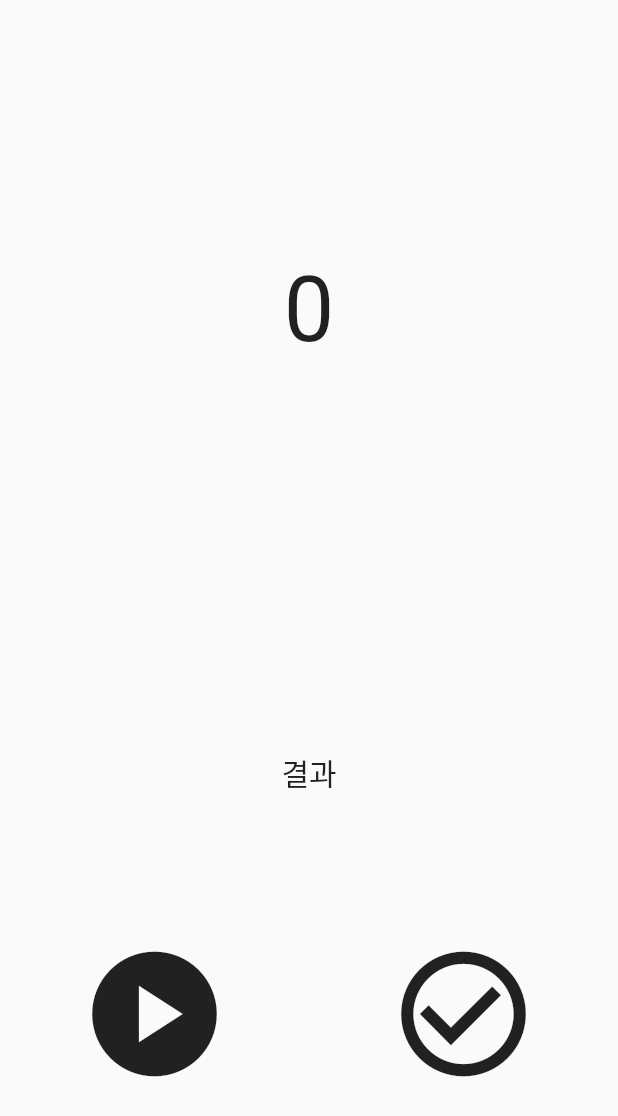
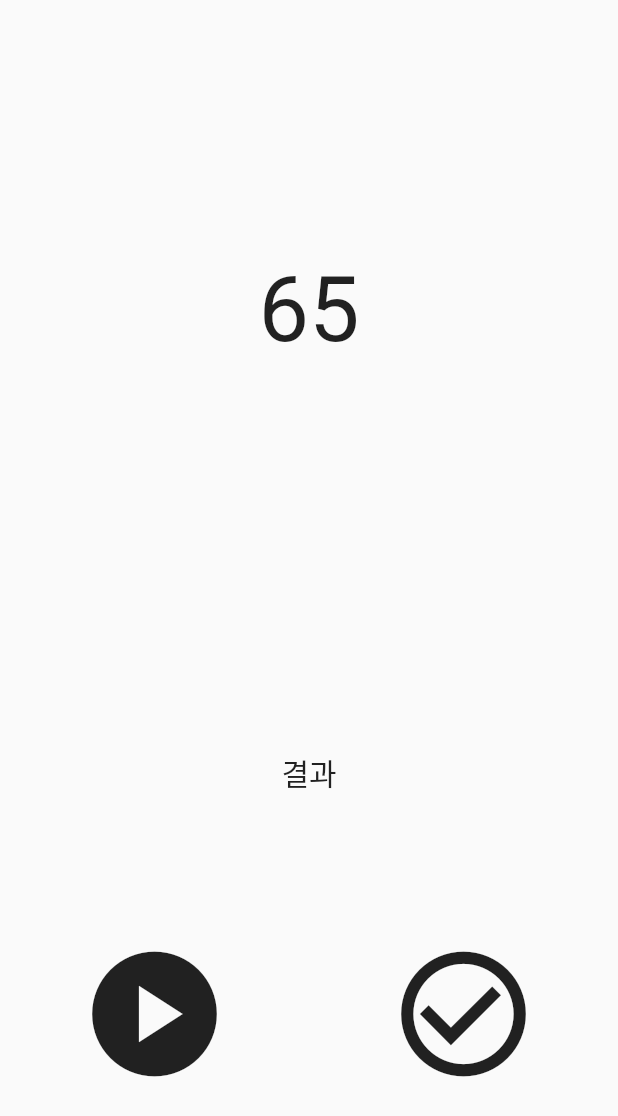
Before and after one commit to hwan81/flutter_application_dice_as, a Flutter app: the screen it shows after launch, after a tap on the "play circle" icon, on a phone screen of 412 x 824 dp. Shown: the top 1116 px of the screen. Run offline on Flutter 3.47's test engine with Material 2 defaults, Android fonts, the phone set to English and light mode, and no system bars.

Commit message:
modify start

```diff
--- a/lib/main.dart
+++ b/lib/main.dart
@@ -16,14 +16,11 @@ class MyApp extends StatefulWidget {
 
 class _MyAppState extends State<MyApp> {
   Dice dice = Dice(size: 100);
-
-  @override
-  Widget build(BuildContext context) {
   late Timer timer;
   int resultNum = 0;
 
   void start() {
-      timer = Timer.periodic(const Duration(milliseconds: 100), (timer) {
+    timer = Timer.periodic(const Duration(milliseconds: 10), (timer) {
       dice.shake();
       print(dice.dice[0]);
       setState(() {
@@ -32,6 +29,8 @@ class _MyAppState extends State<MyApp> {
     });
   }
 
+  @override
+  Widget build(BuildContext context) {
     return MaterialApp(
       home: Scaffold(
         body: Column(
```
Lines whose indentation alone changed are shown as unchanged.
